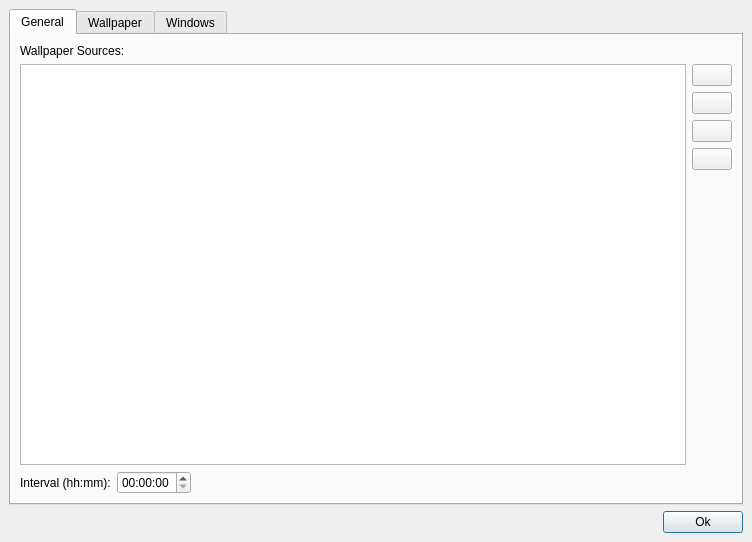
Qt form wpcg/presentation/ui/settings.ui (JakobPer/wpcg-py) before a commit.
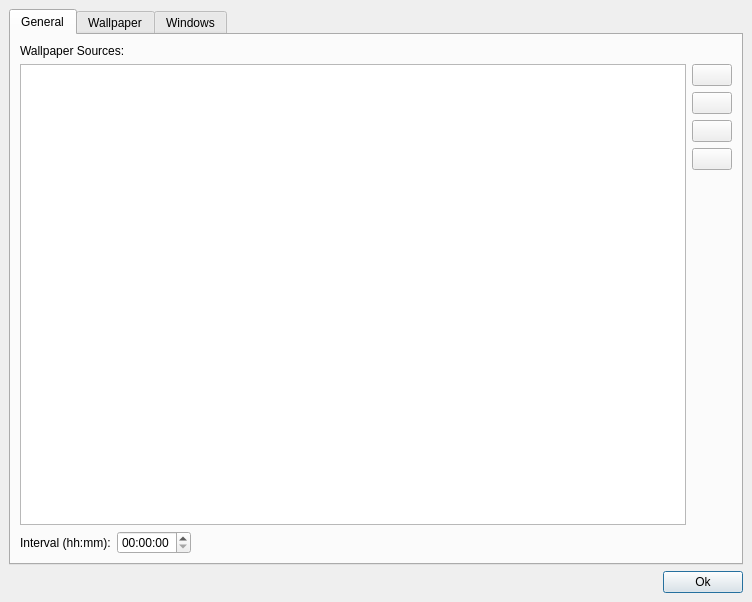
The same form after that commit. Icons and pictures are not drawn.

```diff
--- a/wpcg/presentation/ui/settings.ui
+++ b/wpcg/presentation/ui/settings.ui
@@ -7,7 +7,7 @@
     <x>0</x>
     <y>0</y>
     <width>752</width>
-    <height>526</height>
+    <height>602</height>
    </rect>
   </property>
   <property name="windowTitle">
```
Left out of the diff: 14 changed lines with no effect on the pictures.
